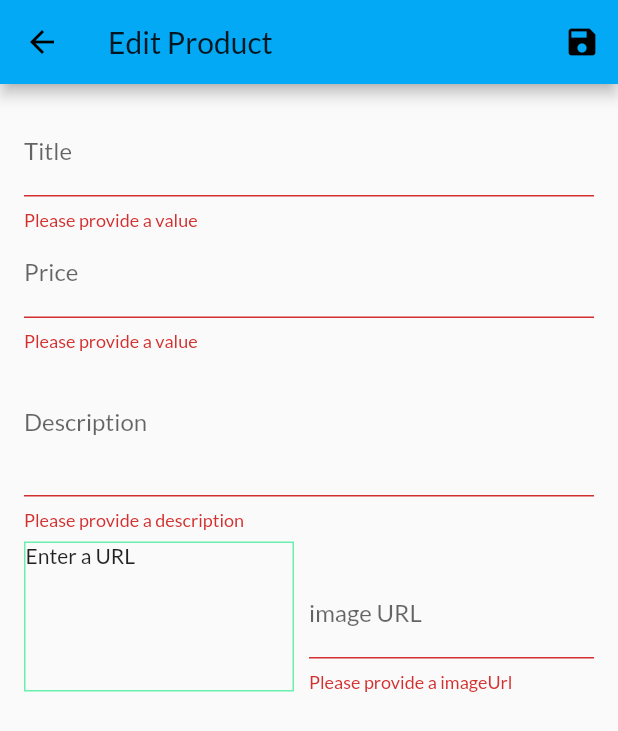
After one commit to SahanAmarsha/Arogya, a Flutter app: the AddUserScreen screen opened by its route, after a tap on the "save" icon, on a phone screen of 412 x 824 dp. The commit adds this screen. Shown: the top 731 px of the screen. Run offline on Flutter 3.47's test engine with Material 2 defaults, Android fonts, the phone set to English and light mode, and no system bars; our stand-ins replace shared_preferences; accounts and stored records are empty.

Commit message:
add user screen

```diff
--- a/lib/main.dart
+++ b/lib/main.dart
@@ -1,3 +1,4 @@
+import 'package:arogya/screens/add_user_screen.dart';
 import 'package:flutter/material.dart';
 import 'package:provider/provider.dart';
 
@@ -26,6 +27,7 @@ class MyApp extends StatelessWidget {
             DashboardScreen.routeName: (ctx) => DashboardScreen(),
             UserDetailsScreen.routeName: (ctx) => UserDetailsScreen(),
             PreventionGuideScreen.routeName: (ctx) => PreventionGuideScreen(),
+            AddUserScreen.routeName: (ctx) => AddUserScreen()
           }),
     );
   }
--- a/lib/models/user.dart
+++ b/lib/models/user.dart
@@ -5,6 +5,7 @@ class User {
   final String name;
   final String address;
   final int age;
+  final String avatar;
   final String occupation;
   final String status;
   final String nicNumber;
@@ -16,7 +17,8 @@ class User {
     @required this.age,
     @required this.occupation,
     @required this.status,
-    @required this.nicNumber
+    @required this.nicNumber,
+    @required this.avatar
   });
 
 
--- a/lib/providers/user_provider.dart
+++ b/lib/providers/user_provider.dart
@@ -19,7 +19,7 @@ class UserProvider with ChangeNotifier{
     return loadedUser;
   }
 
-  void addUser() {
+  void addUser(User user) {
     notifyListeners();
   }
 
--- /dev/null
+++ b/lib/screens/add_user_screen.dart
@@ -0,0 +1,321 @@
+
+import 'package:flutter/material.dart';
+import 'package:provider/provider.dart';
+
+import '../providers/user_provider.dart';
+import '../models/user.dart';
+
+import './dashboard_screen.dart';
+
+class AddUserScreen extends StatefulWidget {
+  static const routeName = '/add-user';
+  @override
+  _AddUserScreenState createState() => _AddUserScreenState();
+}
+
+class _AddUserScreenState extends State<AddUserScreen> {
+
+  final _priceFocusNode =FocusNode();
+  final _descFocusNode =FocusNode();
+  final _imageUrlController = new TextEditingController();
+  final _imgUrlFocusNode = FocusNode();
+  final _form = GlobalKey<FormState>();
+
+  var  _editUser = User(
+    id: null,
+    name: '',
+    address: '',
+    age: 0,
+    occupation: '',
+    nicNumber: '',
+    avatar: '',
+  );
+  var _initValues = {
+    'name' : '',
+    'address' : '',
+    'age' : '',
+    'occupation' : '',
+    'nicNumber': '',
+    'avatar': ''
+  };
+  var _isLoading = false;
+
+  @override
+  void dispose() {
+    // TODO: implement dispose
+    _imgUrlFocusNode.removeListener(_updateImageUrl);
+    _priceFocusNode.dispose();
+    _descFocusNode.dispose();
+    _imageUrlController.dispose();
+    _imgUrlFocusNode.dispose();
+    super.dispose();
+  }
+
+  @override
+  void initState() {
+    // TODO: implement initState
+    _imgUrlFocusNode.addListener(_updateImageUrl);
+    super.initState();
+  }
+
+
+
+  void _updateImageUrl()
+  {
+    if(!_imgUrlFocusNode.hasFocus)
+    {
+      setState(() {
+
+      });
+    }
+
+  }
+
+  Future<void> _saveForm() async
+  {
+    final isValid = _form.currentState.validate();
+    if(!isValid)
+    {
+      return;
+    }
+    _form.currentState.save();
+
+    setState(() {
+      _isLoading = true;
+    });
+
+
+
+      try{
+        await Provider.of<UserProvider>(context, listen: false).addUser(_editUser);
+      } catch (error)
+      {
+        await showDialog(
+            context: context,
+            builder: (ctx) => AlertDialog(
+              title: Text('An error occured'),
+              content: Text('Something went wrong'),
+              actions: <Widget>[
+                FlatButton(
+                  child: Text('Okay'),
+                  onPressed: ()
+                  {
+                    Navigator.of(ctx).pop();
+
+                  },
+                )
+              ],
+            )
+        );
+
+      }
+      //      finally{
+      //
+      //        setState(() {
+      //          _isLoading = false;
+      //        });
+      //      }
+    setState(() {
+      _isLoading = false;
+    });
+    Navigator.of(context).pushReplacementNamed(DashboardScreen.routeName);
+
+    //Navigator.of(context).pop();
+
+  }
+
+  @override
+  Widget build(BuildContext context) {
+    return Scaffold(
+      appBar: AppBar(
+        title: Text('Edit Product'),
+        actions: <Widget>[
+          IconButton(
+            icon: Icon(Icons.save),
+            onPressed: (){
+              _saveForm();
+            },
+          )
+        ],
+      ),
+      body: _isLoading?
+      Center(
+        child:CircularProgressIndicator(),
+      ):
+      Padding(
+        padding: const EdgeInsets.all(16),
+        child: Form(
+          key: _form,
+          child: ListView(
+            children: <Widget>[
+              TextFormField(
+                initialValue: _initValues['title'],
+                decoration: InputDecoration(labelText: 'Title'),
+                textInputAction: TextInputAction.next,
+                onFieldSubmitted: (_)
+                {
+                  FocusScope.of(context).requestFocus(_priceFocusNode);
+                },
+                validator: (value)
+                {
+                  if(value.isEmpty)
+                  {
+                    return ('Please provide a value');
+                  } else
+                  {
+                    return null;
+                  }
+                },
+                onSaved: (value)
+                {
+                  _editUser = Product(
+                    title: value,
+                    price: _editUser.price,
+                    desc: _editUser.desc,
+                    imgUrl: _editUser.imgUrl,
+                    id: _editUser.id,
+                    isFavourite: _editUser.isFavourite,
+                  );
+                },
+              ),
+              TextFormField(
+                initialValue: _initValues['price'],
+                decoration: InputDecoration(labelText: 'Price'),
+                textInputAction: TextInputAction.next,
+                keyboardType: TextInputType.number,
+                focusNode: _priceFocusNode,
+                onFieldSubmitted: (_)
+                {
+                  FocusScope.of(context).requestFocus(_descFocusNode);
+                },
+                validator: (value)
+                {
+                  if(value.isEmpty)
+                  {
+                    return ('Please provide a value');
+
+                  }else if(double.tryParse(value)==null){
+
+                    return ('Please enter a valid number');
+                  }else if(double.parse(value)<=0.0)
+                  {
+                    return ('Please enter a valid number');
+                  } else
+                  {
+                    return (null);
+                  }
+                },
+                onSaved: (value)
+                {
+                  _editUser = Product(
+                    title: _editUser.title,
+                    price: double.parse(value),
+                    desc: _editUser.desc,
+                    imgUrl: _editUser.imgUrl,
+                    id: _editUser.id,
+                    isFavourite: _editUser.isFavourite,
+                  );
+                },
+              ),
+
+              TextFormField(
+                initialValue: _initValues['description'],
+                decoration: InputDecoration(labelText: 'Description'),
+                maxLines: 3,
+                keyboardType: TextInputType.multiline,
+                focusNode: _descFocusNode,
+                validator: (value)
+                {
+                  if(value.isEmpty)
+                  {
+                    return ('Please provide a description');
+                  } else if(value.length<=10)
+                  {
+                    return ('Description should be more than 10 characters');
+                  } else
+                  {
+                    return (null);
+                  }
+                },
+                onSaved: (value)
+                {
+                  _editUser = Product(
+                    title: _editUser.title,
+                    price:_editUser.price,
+                    desc: value,
+                    imgUrl: _editUser.imgUrl,
+                    id: _editUser.id,
+                    isFavourite: _editUser.isFavourite,
+                  );
+                },
+              ),
+              Row(
+                crossAxisAlignment: CrossAxisAlignment.end,
+                children: <Widget>[
+                  Expanded(
+                    child: Container(
+                      height: 100,
+                      width: 100,
+                      margin: EdgeInsets.only(top: 8, right: 10, ),
+                      decoration: BoxDecoration(
+                        border: Border.all(
+                            width: 1,
+                            color: Colors.greenAccent
+                        ),
+                      ),
+                      child: _imageUrlController.text.isEmpty ?
+                      Text('Enter a URL') : FittedBox(
+                        child: Image.network(_imageUrlController.text),
+                        fit: BoxFit.cover,
+                      ),
+                    ),
+                  ),
+                  Expanded(
+                    child: TextFormField(
+                      decoration: InputDecoration(
+                        labelText: 'image URL',
+                      ),
+                      keyboardType: TextInputType.url,
+                      textInputAction: TextInputAction.done,
+                      controller: _imageUrlController,
+                      focusNode: _imgUrlFocusNode,
+                      validator: (value)
+                      {
+                        if(value.isEmpty)
+                        {
+                          return ('Please provide a imageUrl');
+                        } else if(!value.startsWith('http') && !value.startsWith('https'))
+                        {
+                          return ('Please provide a valid URL');
+                        }
+                        else
+                        {
+                          return (null);
+                        }
+                      },
+                      onFieldSubmitted: (_)
+                      {
+                        _saveForm();
+                      },
+                      onSaved: (value)
+                      {
+                        _editUser = Product(
+                          title: _editUser.title,
+                          price: _editUser.price,
+                          desc: _editUser.desc,
+                          imgUrl: value,
+                          id: _editUser.id,
+                          isFavourite: _editUser.isFavourite,
+                        );
+                      },
+                    ),
+                  )
+                ],
+              )
+            ],
+          ),
+        ),
+      ),
+    );
+  }
+}
```
